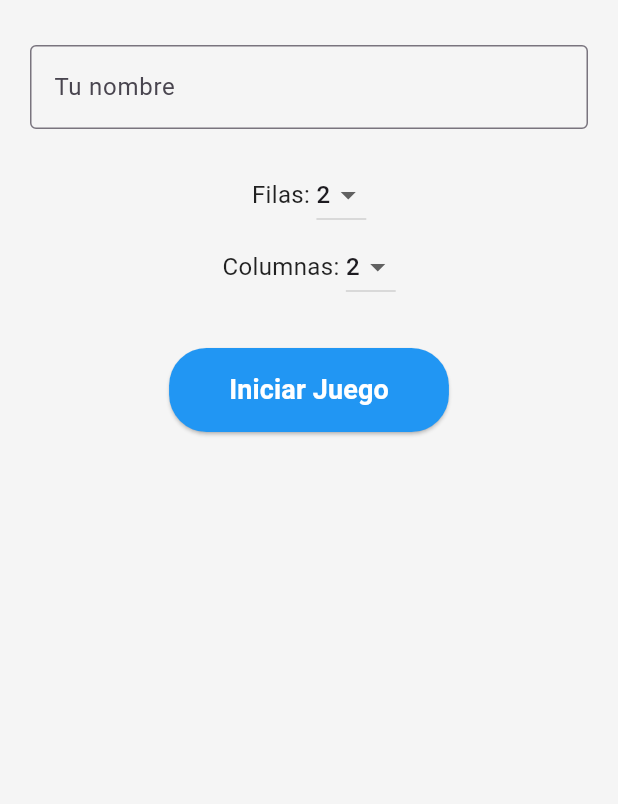
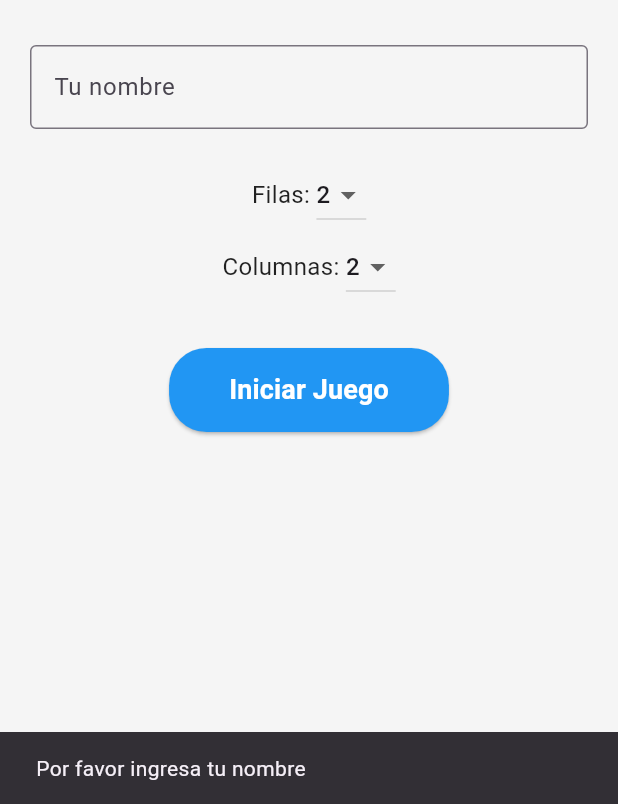
Before and after one commit to darianahg/JuegoDeMemoria, a Flutter app: the screen it shows after launch, after a tap on "Iniciar Juego", on a phone screen of 412 x 824 dp, the part 432-1236 px from its top. Run offline on Flutter 3.47's test engine with Material 3 defaults, Android fonts, the phone set to English and light mode, and no system bars.

Commit message:
Mejora del espaciado y formato

```diff
--- a/lib/screens/welcome_screen.dart
+++ b/lib/screens/welcome_screen.dart
@@ -26,12 +26,12 @@ class _PantallaInicioState extends State<PantallaInicio> {
                 style: EstilosApp.tituloGrande,
               ),
               SizedBox(height: 30),
-
                 //Campo nombre
               TextField(
                 decoration: InputDecoration(
                   labelText: "Tu nombre",
-                  border:OutlineInputBorder(),
+                  border: OutlineInputBorder(),
+                  hintText: "Ingresa tu nombre aquí",
                 ),
                 onChanged: (valor) {
                   nombreJugador = valor;
@@ -83,22 +83,34 @@ class _PantallaInicioState extends State<PantallaInicio> {
                 ],
               ),
               SizedBox(height: 30),
-
                 //Botón iniciar
               ElevatedButton(
                 onPressed: () {
-                  if (nombreJugador.isNotEmpty) {
+                  if (nombreJugador.trim().isEmpty) {
+                    ScaffoldMessenger.of(context).showSnackBar(
+                      SnackBar(content: Text('Por favor ingresa tu nombre')),
+                    );
+                    return;
+                  }
+
+                  // Validar que el número de cartas sea par
+                  if ((filas * columnas) % 2 != 0) {
+                    ScaffoldMessenger.of(context).showSnackBar(
+                      SnackBar(content: Text('El número total de cartas debe ser par')),
+                    );
+                    return;
+                  }
+
                   Navigator.push(
                     context,
                     MaterialPageRoute(
                       builder: (context) => PantallaJuego(
                         filas: filas,
                         columnas: columnas,
-                          nombreJugador: nombreJugador,
+                        nombreJugador: nombreJugador.trim(),
                       ),
                     ),
                   );
-                  }
                 },
                 style: EstilosApp.botonPrincipal,
                 child: Text("Iniciar Juego", style: EstilosApp.textoBoton),
```
Lines whose indentation alone changed are shown as unchanged.
